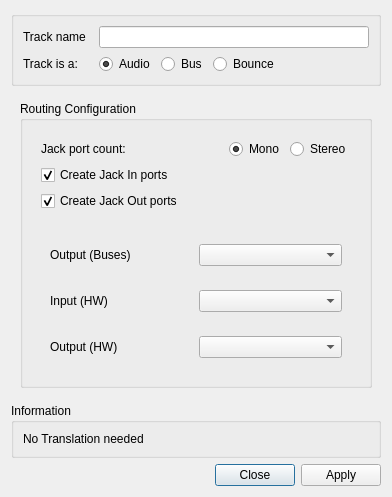
Above: src/traverso/ui/NewTrackDialog.ui from ErwanLegrand/Traverso-DAW before the change. Below: the same form after it.
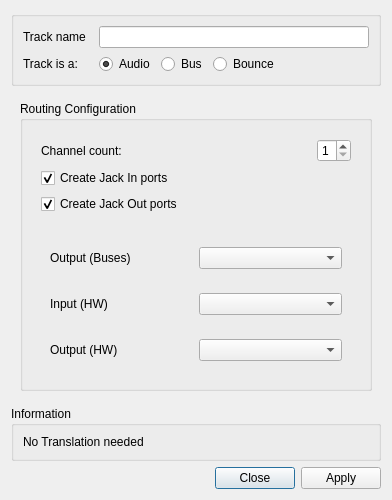
That is the form after the change.

Commit message: replace mon/stereo with channel count input field

```diff
--- a/src/traverso/ui/NewTrackDialog.ui
+++ b/src/traverso/ui/NewTrackDialog.ui
@@ -123,7 +123,7 @@
               <item>
                <widget class="QLabel" name="informationLabel_2">
                 <property name="text">
-                 <string>Jack port count:</string>
+                 <string>Channel count:</string>
                 </property>
                </widget>
               </item>
@@ -141,19 +141,12 @@
                </spacer>
               </item>
               <item>
-               <widget class="QRadioButton" name="monoRadioButton">
-                <property name="text">
-                 <string>Mono</string>
+               <widget class="QSpinBox" name="channelCountSpinBox">
+                <property name="minimum">
+                 <number>1</number>
                 </property>
-                <property name="checked">
-                 <bool>true</bool>
-                </property>
-               </widget>
-              </item>
-              <item>
-               <widget class="QRadioButton" name="stereoRadioButton">
-                <property name="text">
-                 <string>Stereo</string>
+                <property name="maximum">
+                 <number>2</number>
                 </property>
                </widget>
               </item>
```
The commit also changes 1 other file.
